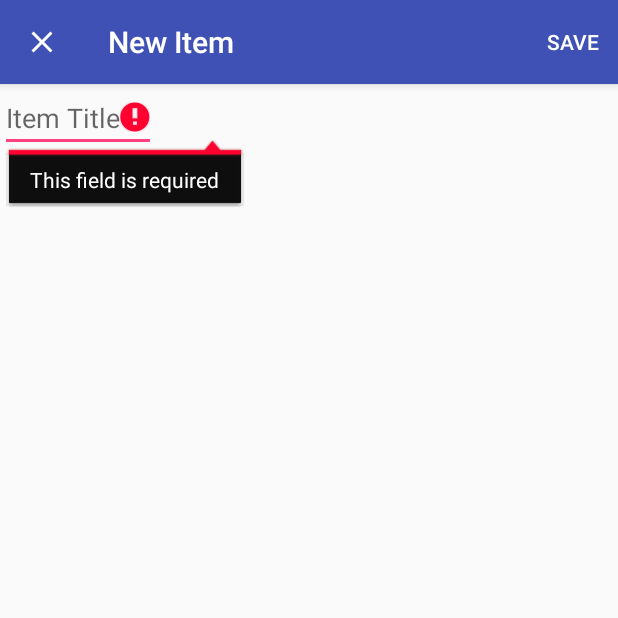
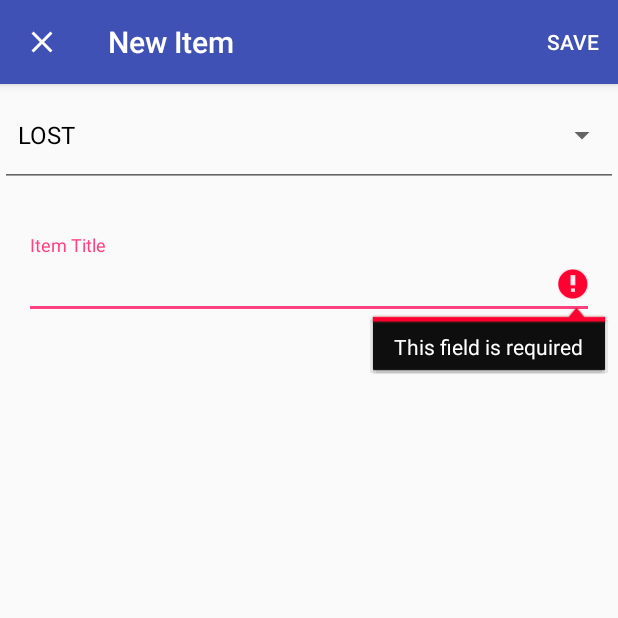
Before and after one commit to higgins-j/WheresMyStuff, an Android app: the AddItemActivity screen opened directly, with no data from a screen before it, after a tap on "SAVE", on a phone screen of 412 x 824 dp, the top half of it. Run offline under Robolectric (Android 15) with nearby library versions, the phone set to English and light mode, and no system bars; our stand-ins replace Firebase (no records; nobody signed in at launch, a user with empty details on screens opened directly).

Commit message:
finished separating found and lost items
- added spinner on App to choose which type of item to display
- changed App list to show only filtered list based on item status
- added spinner to AddItemActivity to pick item status on creation

```diff
--- a/app/src/main/java/edu/gatech/cs2340/wheresmystuff/controller/AddItemActivity.java
+++ b/app/src/main/java/edu/gatech/cs2340/wheresmystuff/controller/AddItemActivity.java
@@ -9,7 +9,9 @@ import android.util.Log;
 import android.view.Menu;
 import android.view.MenuItem;
 import android.view.View;
+import android.widget.ArrayAdapter;
 import android.widget.EditText;
+import android.widget.Spinner;
 
 import com.google.firebase.auth.FirebaseAuth;
 import com.google.firebase.database.DatabaseReference;
@@ -24,6 +26,7 @@ import edu.gatech.cs2340.wheresmystuff.model.Item;
 public class AddItemActivity extends AppCompatActivity {
 
     private EditText mTitle;
+    private Spinner mSpinner;
     private DatabaseReference mDatabase;
 
     @Override
@@ -44,6 +47,15 @@ public class AddItemActivity extends AppCompatActivity {
             actionBar.setHomeButtonEnabled(true);
             actionBar.setHomeAsUpIndicator(R.drawable.ic_clear_white_24dp);
         }
+
+        mSpinner = (Spinner) findViewById(R.id.spinnerItemType);
+
+
+        ArrayAdapter<Item.Status> accountTypeArrayAdapter = new ArrayAdapter<>(
+                this, android.R.layout.simple_spinner_dropdown_item, Item.Status.values());
+        accountTypeArrayAdapter.setDropDownViewResource(android.R.layout.simple_spinner_dropdown_item);
+        mSpinner.setAdapter(accountTypeArrayAdapter);
+        mSpinner.setSelection(1);
     }
 
     @Override
@@ -98,7 +110,9 @@ public class AddItemActivity extends AppCompatActivity {
             focusView.requestFocus();
             return false;
         } else {
-            Item item = new Item(title, Item.Category.TOY, Item.Status.LOST, FirebaseAuth.getInstance().getCurrentUser().getUid(), 0);
+            Item.Status itemStatus = (Item.Status) mSpinner.getSelectedItem();
+
+            Item item = new Item(title, Item.Category.TOY, itemStatus, FirebaseAuth.getInstance().getCurrentUser().getUid(), 0);
 
             String key = mDatabase.child("items").push().getKey();
 
--- a/app/src/main/res/layout/activity_add_item.xml
+++ b/app/src/main/res/layout/activity_add_item.xml
@@ -6,6 +6,7 @@
     android:layout_height="match_parent"
     android:orientation="vertical"
     tools:context="edu.gatech.cs2340.wheresmystuff.controller.AddItemActivity">
+
 
     <android.support.design.widget.AppBarLayout
         android:layout_width="match_parent"
@@ -21,12 +22,37 @@
 
     </android.support.design.widget.AppBarLayout>
 
-    <EditText
-        android:layout_width="wrap_content"
+
+    <Spinner
+        android:id="@+id/spinnerItemType"
+        style="@style/Widget.AppCompat.Spinner.Underlined"
+        android:layout_width="match_parent"
         android:layout_height="wrap_content"
-        android:id="@+id/text_item_title"
-        android:hint="Item Title"
-        />
+        android:layout_marginBottom="16dp" />
+
+    <LinearLayout
+        android:layout_width="match_parent"
+        android:layout_height="match_parent"
+        android:orientation="vertical"
+        android:paddingBottom="@dimen/activity_vertical_margin"
+        android:paddingLeft="@dimen/activity_horizontal_margin"
+        android:paddingRight="@dimen/activity_horizontal_margin"
+        android:paddingTop="@dimen/activity_vertical_margin">
+
+        <android.support.design.widget.TextInputLayout
+            android:layout_width="match_parent"
+            android:layout_height="wrap_content">
+
+            <EditText
+                android:id="@+id/text_item_title"
+                android:layout_width="match_parent"
+                android:layout_height="wrap_content"
+                android:hint="Item Title" />
+
+        </android.support.design.widget.TextInputLayout>
+
+
+    </LinearLayout>
 
 
 </LinearLayout>
```
Also changed, not shown: app/src/main/java/edu/gatech/cs2340/wheresmystuff/controller/App.java (+67 -15 lines), app/src/main/res/layout/spinner_app_filter.xml (added, +9 -0 lines), app/src/main/res/layout/spinner_dropdown.xml (added, +12 -0 lines).
